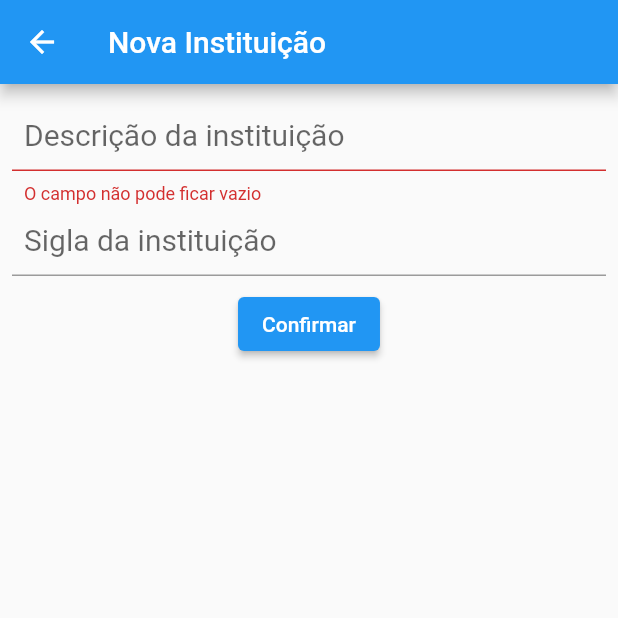
After one commit to kaka-nunes/ecopop-1, a Flutter app: the FormularioInstituicao screen opened directly, after a tap on "Confirmar", on a phone screen of 412 x 824 dp, the top half of it. The commit adds this screen. Run offline on Flutter 3.47's test engine with Material 2 defaults, Android fonts, the phone set to English and light mode, and no system bars; our stand-ins replace firebase_auth, google_sign_in, sqflite; accounts and stored records are empty.

Commit message:
CRUD Instituicao

```diff
--- /dev/null
+++ b/lib/instituicao/cadastro_instituicao.dart
@@ -0,0 +1,121 @@
+import 'package:eco_pop/instituicao/instituicao.dart';
+import 'package:eco_pop/instituicao/instituicao_dao.dart';
+import 'package:flutter/material.dart';
+
+class FormularioInstituicao extends StatefulWidget {
+  @override
+  Widget build(BuildContext context) {
+    return Container();
+  }
+
+  @override
+  State<StatefulWidget> createState() {
+    return FormularioInstituicaoState();
+  }
+}
+
+class FormularioInstituicaoState extends State<FormularioInstituicao> {
+  final InstituicaoDao _instituicaoDao = InstituicaoDao();
+  final TextEditingController _controladorDescricao = TextEditingController();
+  final TextEditingController _controladorSigla = TextEditingController();
+  final _formKey = GlobalKey<FormState>();
+
+  @override
+  Widget build(BuildContext context) {
+    final Instituicao? instituicaoUp =
+        ModalRoute.of(context)?.settings.arguments as Instituicao?;
+
+    if (instituicaoUp != null) {
+      _controladorDescricao.text = instituicaoUp.descricao;
+      if (instituicaoUp.sigla != null) {
+        _controladorSigla.text = instituicaoUp.sigla!;
+      }
+    }
+
+    return Scaffold(
+      appBar: AppBar(
+        title: Text('Nova Instituição'),
+      ),
+      body: SingleChildScrollView(
+        child: Padding(
+          padding: const EdgeInsets.fromLTRB(8.0, 10.0, 8.0, 20.0),
+          child: Form(
+            key: _formKey,
+            child: Column(
+              children: [
+                TextFormField(
+                  validator: (String? value) {
+                    if (value == null || value.isEmpty) {
+                      return 'O campo não pode ficar vazio';
+                    } else {
+                      return null;
+                    }
+                  },
+                  controller: _controladorDescricao,
+                  style: TextStyle(
+                    fontSize: 20.0,
+                  ),
+                  decoration: InputDecoration(
+                    hintText: 'Descrição da instituição',
+                    //labelText: 'Descrição do grupo',
+                    contentPadding: const EdgeInsets.all(8.0),
+                  ),
+                ),
+                TextFormField(
+                  controller: _controladorSigla,
+                  style: TextStyle(
+                    fontSize: 20.0,
+                  ),
+                  decoration: InputDecoration(
+                    hintText: 'Sigla da instituição',
+                    //labelText: 'Descrição do grupo',
+                    contentPadding: const EdgeInsets.all(8.0),
+                  ),
+                ),
+                Padding(
+                  padding: const EdgeInsets.all(8.0),
+                  child: ElevatedButton(
+                    onPressed: () {
+                      if (_formKey.currentState!.validate()) {
+                        if (instituicaoUp != null) {
+                          final String descricao = _controladorDescricao.text;
+                          final String sigla = _controladorSigla.text;
+                          final int id = instituicaoUp.id!;
+
+                          final Instituicao upInstituicao = Instituicao(
+                              id: id, descricao: descricao, sigla: sigla);
+                          //update
+                          _instituicaoDao
+                              .update(upInstituicao)
+                              .then((id) => Navigator.pop(context));
+                        } else {
+                          final String descricao = _controladorDescricao.text;
+                          final String sigla = _controladorSigla.text;
+                          final Instituicao newInstituicao = Instituicao(
+                              id: null, descricao: descricao, sigla: sigla);
+                          //Salvar
+                          _instituicaoDao
+                              .save(newInstituicao)
+                              .then((id) => Navigator.pop(context));
+                        }
+                      }
+                    },
+                    child: Text('Confirmar'),
+                  ),
+                ),
+              ],
+            ),
+          ),
+        ),
+      ),
+    );
+  }
+
+  String? _validarNome(String value) {
+    if (value.length == 0) {
+      return "Campo obrigatório";
+    }
+
+    return null;
+  }
+}
--- /dev/null
+++ b/lib/instituicao/instituicao.dart
@@ -0,0 +1,12 @@
+class Instituicao {
+  final int? id;
+  final String descricao;
+  final String? sigla;
+
+  Instituicao({this.id, required this.descricao, this.sigla});
+
+  @override
+  String toString() {
+    return 'Instituicao{id: $id, descricao: $descricao, sigla: $sigla}';
+  }
+}
--- /dev/null
+++ b/lib/instituicao/instituicao_dao.dart
@@ -0,0 +1,88 @@
+import 'package:eco_pop/database/connection.dart';
+import 'package:eco_pop/instituicao/instituicao.dart';
+import 'package:sqflite/sqflite.dart';
+import 'package:path/path.dart';
+
+/*Future<Database> getDatabase() async {
+  final String path = join(await getDatabasesPath(), 'ecopop');
+  return openDatabase(
+    path,
+    onCreate: (db, version) {
+      db.execute(InstituicaoDao.tableSql);
+    },
+    version: 1,
+    //limpar o banco de dados - primeiro precisa alterar a versão
+    //onDowngrade: onDatabaseDowngradeDelete,
+  );
+}*/
+
+class InstituicaoDao {
+  Database? _db;
+
+  static const String _tabela = 'instituicao';
+  static const String _id = 'id';
+  static const String _descricao = 'descricao';
+  static const String _sigla = 'sigla';
+
+  static const String tableSql = 'CREATE TABLE $_tabela('
+      '$_id INTEGER PRIMARY KEY,'
+      '$_descricao TEXT,'
+      '$_sigla TEXT'
+      ')';
+
+  //salvar instituicao
+  Future<int> save(Instituicao instituicao) async {
+    //final Database db = await getDatabase();
+    _db = await Connection.getDatabase();
+
+    Map<String, dynamic> instiMap = _toMap(instituicao);
+    return _db!.insert(_tabela, instiMap);
+  }
+
+  Map<String, dynamic> _toMap(Instituicao instituicao) {
+    final Map<String, dynamic> instiMap = Map();
+    instiMap[_descricao] = instituicao.descricao;
+    instiMap[_sigla] = instituicao.sigla;
+
+    return instiMap;
+  }
+
+  //gegar todas as instituições
+  Future<List<Instituicao>> findAll() async {
+    //final Database db = await getDatabase();
+    _db = await Connection.getDatabase();
+    final List<Map<String, dynamic>> resultado = await _db!.query(_tabela);
+    List<Instituicao> instituicoes = _toList(resultado);
+    return instituicoes;
+  }
+
+  List<Instituicao> _toList(List<Map<String, dynamic>> resultado) {
+    final List<Instituicao> instituicoes = [];
+    for (Map<String, dynamic> row in resultado) {
+      final Instituicao instituicao = Instituicao(
+          id: row[_id], descricao: row[_descricao], sigla: row[_sigla]);
+      instituicoes.add(instituicao);
+    }
+    return instituicoes;
+  }
+
+  //delete
+  Future<int> delete(int id) async {
+    //final db = await getDatabase();
+    _db = await Connection.getDatabase();
+    int resultado = await _db!.delete(_tabela, //nome da tabela
+        where: "$_id = ?",
+        whereArgs: [id]);
+
+    return resultado;
+  }
+
+  //atualizar
+  Future<int> update(Instituicao instituicao) async {
+    //final db = await getDatabase();
+    _db = await Connection.getDatabase();
+    final resultado = await _db!.update(_tabela, _toMap(instituicao),
+        where: '$_id = ?', whereArgs: [instituicao.id]);
+    return resultado;
+  }
+}
--- a/lib/login_page.dart
+++ b/lib/login_page.dart
@@ -53,8 +53,8 @@ class _LoginPageState extends State<LoginPage> {
               ),
               FloatingActionButton.extended(
                 onPressed: () {
-                  //Navigator.of(context).pushReplacement(MaterialPageRoute(
-                  //builder: (context) => MeusDados()));
+                  //Navigator.of(context).pushReplacement(
+                  //MaterialPageRoute(builder: (context) => MenuInicial()));
                 },
                 label: Text(
                   "Login",
```
Also changed, not shown: lib/database/connection.dart (added, +27 -0 lines), lib/grupo-pesquisa/cadastro_grupo.dart (added, +108 -0 lines), lib/grupo-pesquisa/grupo_dao.dart (renamed from lib/view/grupo-pesquisa/grupo_dao.dart, +18 -12 lines), lib/grupo-pesquisa/lista_grupo.dart (added, +119 -0 lines), lib/instituicao/lista_instituicao.dart (renamed from lib/view/grupo-pesquisa/lista_grupo.dart, +20 -20 lines), lib/main.dart (+21 -9 lines), lib/view/grupo-pesquisa/cadastro_grupo.dart (deleted, +0 -99 lines), lib/grupo-pesquisa/grupo.dart (renamed from lib/view/grupo-pesquisa/grupo.dart), pubspec.lock, 1 other file.
